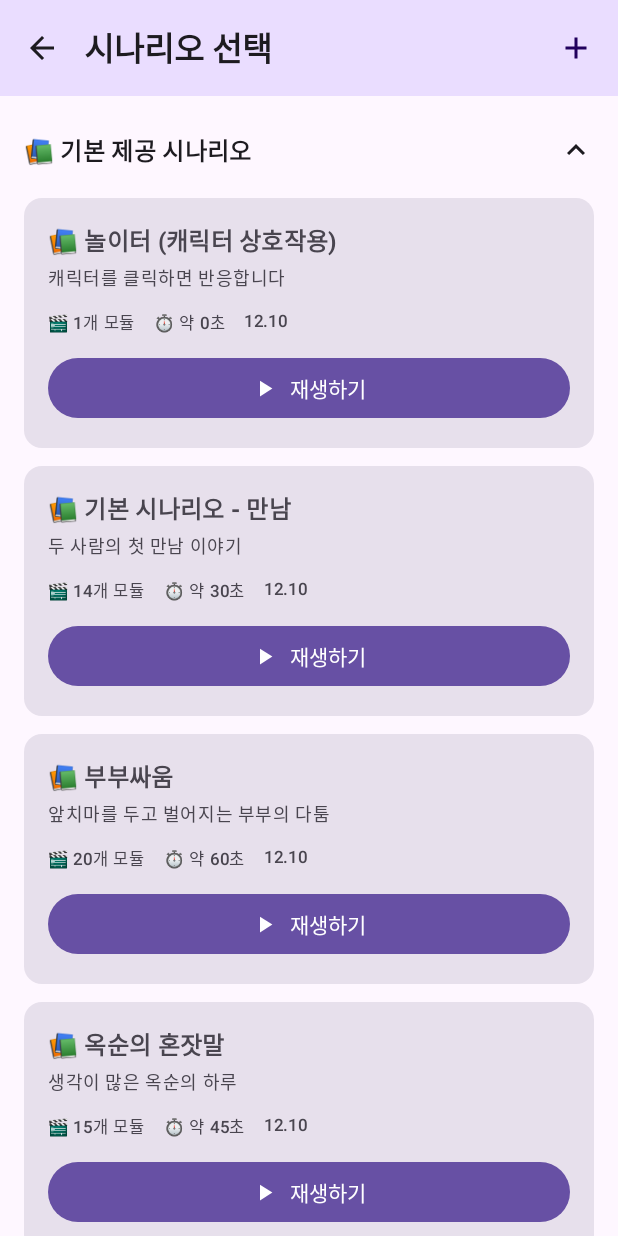
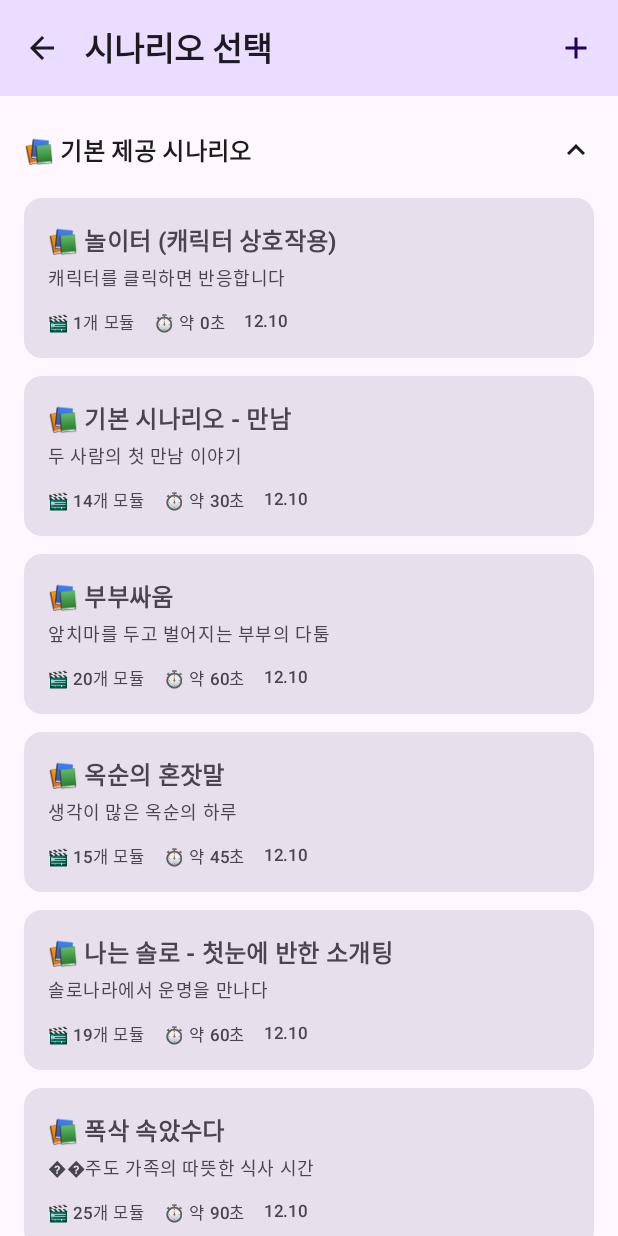
Before and after one commit to jerome-enter/CuteStage, an Android app built with Jetpack Compose: the ScenarioListScreen screen opened through its navigation route, on a phone screen of 412 x 824 dp. Run offline under Robolectric (Android 15) with nearby library versions, the phone set to English and light mode, and no system bars; our stand-ins replace Dagger/Hilt's generated code, Room's generated code.

Commit message:
ux 변경

```diff
--- a/app/src/main/java/com/example/cutestage/ui/scenariolist/ScenarioListScreen.kt
+++ b/app/src/main/java/com/example/cutestage/ui/scenariolist/ScenarioListScreen.kt
@@ -1,6 +1,7 @@
 package com.example.cutestage.ui.scenariolist
 
 import androidx.compose.foundation.clickable
+import androidx.compose.foundation.interaction.MutableInteractionSource
 import androidx.compose.foundation.layout.*
 import androidx.compose.foundation.lazy.LazyColumn
 import androidx.compose.foundation.lazy.items
@@ -275,9 +276,16 @@ private fun ScenarioCard(
     onDeleteClick: () -> Unit
 ) {
     var showMenu by remember { mutableStateOf(false) }
+    val interactionSource = remember { MutableInteractionSource() }
 
     Card(
-        modifier = Modifier.fillMaxWidth(),
+        modifier = Modifier
+            .fillMaxWidth()
+            .clickable(
+                interactionSource = interactionSource,
+                indication = androidx.compose.material3.ripple(),
+                onClick = onPlayClick
+            ),
         shape = RoundedCornerShape(12.dp),
         colors = CardDefaults.cardColors(
             containerColor = MaterialTheme.colorScheme.surfaceVariant
@@ -400,24 +408,6 @@ private fun ScenarioCard(
                 )
             }
 
-            Spacer(modifier = Modifier.height(12.dp))
-
-            // 재생 버튼
-            Button(
-                onClick = onPlayClick,
-                modifier = Modifier.fillMaxWidth(),
-                colors = ButtonDefaults.buttonColors(
-                    containerColor = MaterialTheme.colorScheme.primary
-                )
-            ) {
-                Icon(
-                    Icons.Default.PlayArrow,
-                    contentDescription = "재생",
-                    modifier = Modifier.size(18.dp)
-                )
-                Spacer(modifier = Modifier.width(8.dp))
-                Text("재생하기")
-            }
         }
     }
 }
```
